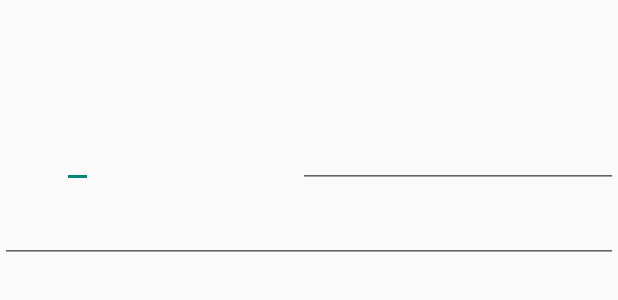
After one commit to AcadGildAcademy/AN-2015FEB05-Ankit-Manglik, an Android app: the layout activity_save_note.xml on its own in the app's theme, with its tools: preview values and no code run, on a phone screen of 412 x 824 dp. The commit adds this screen. Shown: the top 300 px of the screen. Run offline under Robolectric (Android 15) with nearby library versions, the phone set to English and light mode, and no system bars.

Commit message:
updated with changes

```diff
--- /dev/null
+++ b/Todos/app/src/main/res/layout/activity_save_note.xml
@@ -0,0 +1,34 @@
+<?xml version="1.0" encoding="utf-8"?>
+<RelativeLayout xmlns:android="http://schemas.android.com/apk/res/android"
+    android:layout_width="match_parent" android:layout_height="match_parent">
+
+    <EditText
+        android:layout_width="wrap_content"
+        android:layout_height="wrap_content"
+        android:id="@+id/et_newnotehead"
+        android:layout_marginTop="80dp"
+        android:layout_alignParentTop="true"
+        android:layout_alignParentLeft="true"
+        android:layout_alignParentStart="true"
+        android:layout_marginLeft="41dp"
+        android:layout_marginStart="41dp" />
+
+    <EditText
+        android:layout_width="match_parent"
+        android:layout_height="50dp"
+        android:id="@+id/et_notedetails"
+        android:layout_below="@+id/et_newnotehead"
+        android:layout_alignParentLeft="true"
+        android:layout_alignParentStart="true" />
+
+    <EditText
+        android:layout_width="wrap_content"
+        android:layout_height="wrap_content"
+        android:inputType="date"
+        android:ems="10"
+        android:id="@+id/et_date"
+        android:layout_alignTop="@+id/et_newnotehead"
+        android:layout_alignParentRight="true"
+        android:layout_alignParentEnd="true" />
+
+</RelativeLayout>
```
Also changed, not shown: Todos/app/src/main/java/com/afewsomethings/todos/DatabaseHand.java (+5 -2 lines), Todos/app/src/main/java/com/afewsomethings/todos/MainActivity.java (+61 -3 lines), Todos/app/src/main/java/com/afewsomethings/todos/MyAdapt.java (+11 -7 lines), Todos/app/src/main/java/com/afewsomethings/todos/Notes.java (+10 -3 lines), Todos/app/src/main/res/layout/activity_note.xml (+0 -34 lines), Todos/app/src/main/res/menu/menubar.xml (+10 -5 lines).
